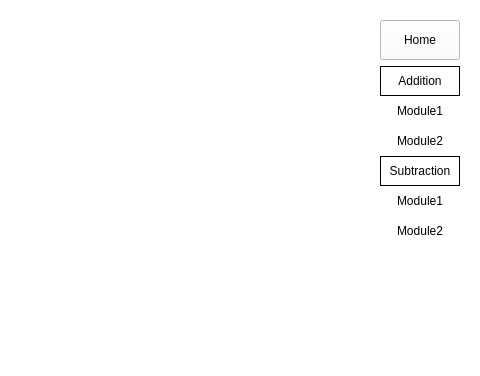
First picture: the form in screen/_ui/learning_screen.ui, repository pranav1416/elixir-math-quiz, before the edit; both pictures show x 320 to 800 and y 0 to 376 of the 800 by 510 pixel window.
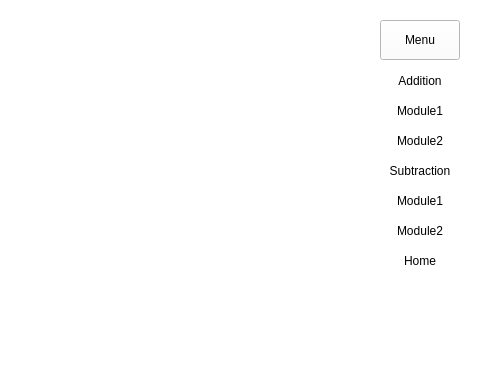
Second picture: the form after the edit. Icons and pictures are not drawn.

Commit message: finished implementing practice screen

```diff
--- a/screen/_ui/learning_screen.ui
+++ b/screen/_ui/learning_screen.ui
@@ -112,7 +112,7 @@
              <number>0</number>
             </property>
             <item>
-             <widget class="QPushButton" name="homeBtn">
+             <widget class="QPushButton" name="menu">
               <property name="sizePolicy">
                <sizepolicy hsizetype="Expanding" vsizetype="Expanding">
                 <horstretch>0</horstretch>
@@ -131,7 +131,7 @@
 }</string>
               </property>
               <property name="text">
-               <string>Home</string>
+               <string>Menu</string>
               </property>
              </widget>
             </item>
@@ -340,7 +340,7 @@
                </size>
               </property>
               <property name="styleSheet">
-               <string notr="true">border:1px solid;</string>
+               <string notr="true">border:0px solid;</string>
               </property>
               <property name="text">
                <string>Addition</string>
@@ -410,7 +410,7 @@
                </size>
               </property>
               <property name="styleSheet">
-               <string notr="true">border:1px solid;</string>
+               <string notr="true">border:0px solid;</string>
               </property>
               <property name="text">
                <string>Subtraction</string>
@@ -468,6 +468,30 @@
               </property>
              </widget>
             </item>
+            <item>
+             <widget class="QPushButton" name="homeBtn">
+              <property name="minimumSize">
+               <size>
+                <width>0</width>
+                <height>30</height>
+               </size>
+              </property>
+              <property name="styleSheet">
+               <string notr="true">QPushButton{	
+color: rgb(0, 0, 0);
+	background-color: rgb(255, 255, 255);
+border:0px solid;
+}
+QPushButton:hover{
+	color: rgb(255, 255, 255);
+	background-color: rgb(0,0,0);
+}</string>
+              </property>
+              <property name="text">
+               <string>Home</string>
+              </property>
+             </widget>
+            </item>
            </layout>
           </widget>
          </item>
```
The commit also changes 17 other files.
